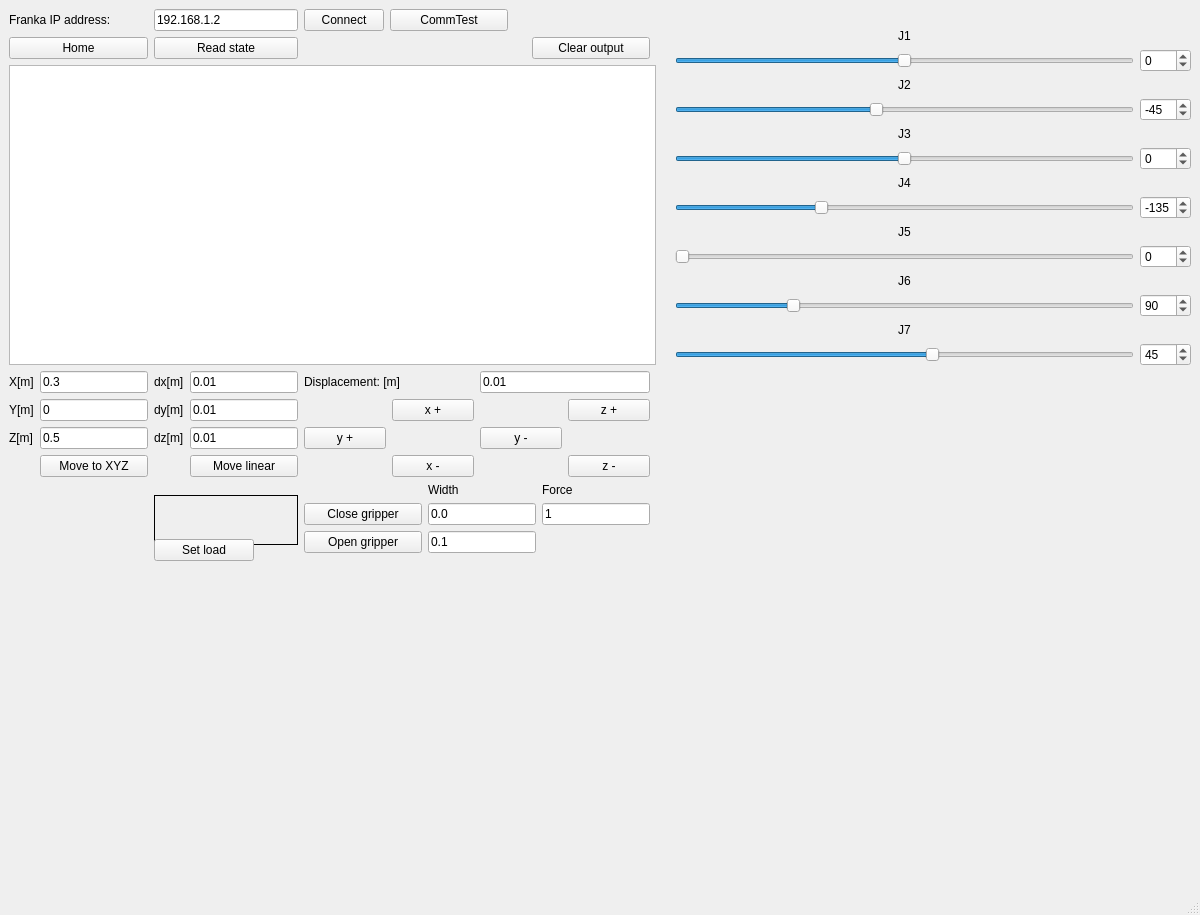
This is demo/mainwindow.ui in k61n/libjcnsfranka as Qt 5 draws it before an edit. The edited form follows.
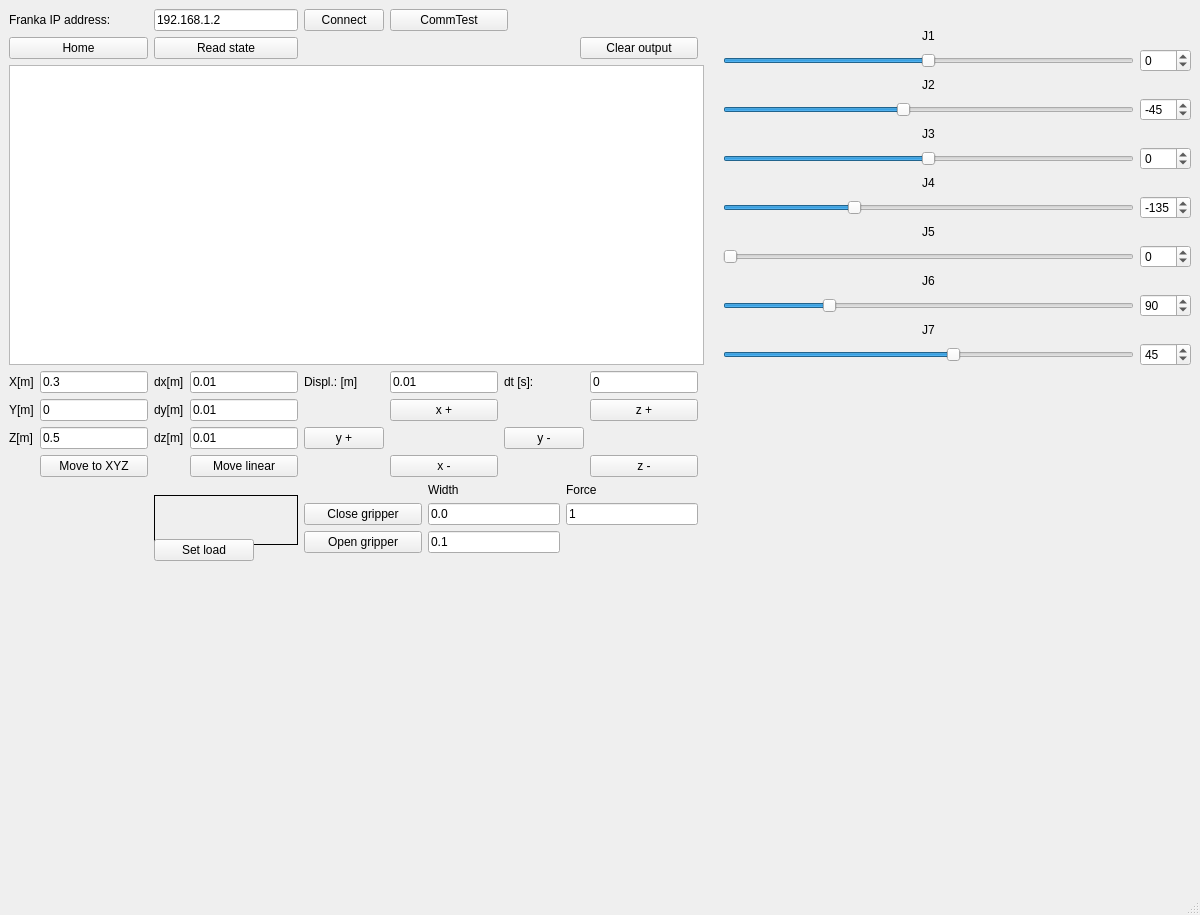
This is the edited form. Icons and pictures are not drawn.

The edit to the form file:
```diff
--- a/demo/mainwindow.ui
+++ b/demo/mainwindow.ui
@@ -658,20 +658,6 @@
           </property>
          </widget>
         </item>
-        <item row="0" column="2" colspan="2">
-         <widget class="QLineEdit" name="displacementLine">
-          <property name="text">
-           <string>0.01</string>
-          </property>
-         </widget>
-        </item>
-        <item row="0" column="0" colspan="2">
-         <widget class="QLabel" name="displacementLabel">
-          <property name="text">
-           <string>Displacement: [m]</string>
-          </property>
-         </widget>
-        </item>
         <item row="1" column="1">
          <widget class="QPushButton" name="xPlusBtn">
           <property name="text">
@@ -700,6 +686,34 @@
           </property>
          </widget>
         </item>
+        <item row="0" column="0">
+         <widget class="QLabel" name="displacementLabel">
+          <property name="text">
+           <string>Displ.: [m]</string>
+          </property>
+         </widget>
+        </item>
+        <item row="0" column="1">
+         <widget class="QLineEdit" name="displacementLine">
+          <property name="text">
+           <string>0.01</string>
+          </property>
+         </widget>
+        </item>
+        <item row="0" column="2">
+         <widget class="QLabel" name="dtLbl">
+          <property name="text">
+           <string>dt [s]:</string>
+          </property>
+         </widget>
+        </item>
+        <item row="0" column="3">
+         <widget class="QLineEdit" name="dtLine">
+          <property name="text">
+           <string>0</string>
+          </property>
+         </widget>
+        </item>
        </layout>
       </item>
       <item row="2" column="1">
```
Left out of the diff: 2 changed lines with no effect on the pictures.
